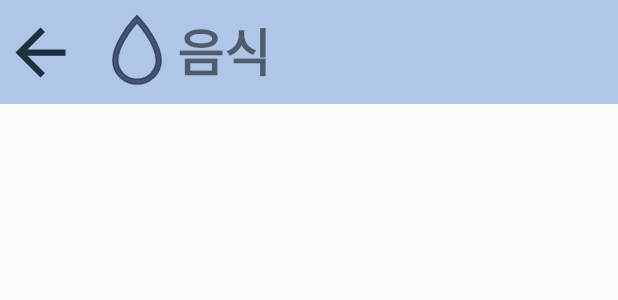
After one commit to zgustn97/Dang, an Android app: the layout activity_food_value.xml on its own in the app's theme, with its tools: preview values and no code run, on a phone screen of 412 x 824 dp. The commit adds this screen. Shown: the top 300 px of the screen. Run offline under Robolectric (Android 15) with nearby library versions, the phone set to English and light mode, and no system bars; Roboto replaces fonts that are not available here.

Commit message:
음식 수치 화면 수정

```diff
--- a/app/src/main/AndroidManifest.xml
+++ b/app/src/main/AndroidManifest.xml
@@ -15,6 +15,9 @@
         android:roundIcon="@mipmap/ic_launcher_round"
         android:supportsRtl="true"
         android:theme="@style/Theme.Makerenew">
+        <activity
+            android:name=".FoodValueActivity"
+            android:exported="false" />
         <activity
             android:name=".glucose_plus"
             android:exported="false" />
--- /dev/null
+++ b/app/src/main/java/com/example/makerenew/FoodValueActivity.java
@@ -0,0 +1,14 @@
+package com.example.makerenew;
+
+import androidx.appcompat.app.AppCompatActivity;
+
+import android.os.Bundle;
+
+public class FoodValueActivity extends AppCompatActivity {
+
+    @Override
+    protected void onCreate(Bundle savedInstanceState) {
+        super.onCreate(savedInstanceState);
+        setContentView(R.layout.activity_food_value);
+    }
+}
--- /dev/null
+++ b/app/src/main/res/layout/activity_food_value.xml
@@ -0,0 +1,73 @@
+<?xml version="1.0" encoding="utf-8"?>
+<androidx.constraintlayout.widget.ConstraintLayout xmlns:android="http://schemas.android.com/apk/res/android"
+    xmlns:app="http://schemas.android.com/apk/res-auto"
+    xmlns:tools="http://schemas.android.com/tools"
+    android:layout_width="match_parent"
+    android:layout_height="match_parent"
+    tools:context=".FoodValueActivity">
+
+    <ScrollView
+        android:layout_width="match_parent"
+        android:layout_height="match_parent">
+
+        <LinearLayout
+            android:layout_width="match_parent"
+            android:layout_height="wrap_content"
+            android:orientation="vertical" >
+
+            <androidx.constraintlayout.widget.ConstraintLayout
+                android:layout_width="match_parent"
+                android:layout_height="match_parent">
+
+                <ImageView
+                    android:id="@+id/img_toolbar"
+                    android:layout_width="wrap_content"
+                    android:layout_height="wrap_content"
+                    app:srcCompat="@drawable/ic_rectangle_7"
+                    tools:ignore="MissingConstraints" />
+
+                <ImageButton
+                    android:id="@+id/backButton"
+                    android:layout_width="wrap_content"
+                    android:layout_height="wrap_content"
+                    android:layout_marginStart="10dp"
+                    android:background="#00FFFFFF"
+                    app:layout_constraintBottom_toBottomOf="@+id/img_toolbar"
+                    app:layout_constraintEnd_toStartOf="@+id/img_toolbar"
+                    app:layout_constraintHorizontal_bias="0.0"
+                    app:layout_constraintStart_toStartOf="parent"
+                    app:layout_constraintTop_toTopOf="@+id/img_toolbar"
+                    app:srcCompat="@drawable/ic_back_vactor" />
+
+                <ImageView
+                    android:id="@+id/imageView8"
+                    android:layout_width="wrap_content"
+                    android:layout_height="wrap_content"
+                    app:layout_constraintBottom_toBottomOf="@+id/backButton"
+                    app:layout_constraintEnd_toEndOf="@+id/img_toolbar"
+                    app:layout_constraintHorizontal_bias="0.065"
+                    app:layout_constraintStart_toEndOf="@+id/backButton"
+                    app:layout_constraintTop_toTopOf="@+id/backButton"
+                    app:layout_constraintVertical_bias="0.571"
+                    app:srcCompat="@drawable/ic___glu" />
+
+                <TextView
+                    android:id="@+id/textView"
+                    android:layout_width="wrap_content"
+                    android:layout_height="wrap_content"
+                    android:text="음식"
+                    android:textSize="34sp"
+                    android:textStyle="bold"
+                    app:layout_constraintBottom_toBottomOf="@+id/imageView8"
+                    app:layout_constraintEnd_toEndOf="@+id/img_toolbar"
+                    app:layout_constraintHorizontal_bias="0.0"
+                    app:layout_constraintStart_toEndOf="@+id/imageView8"
+                    app:layout_constraintTop_toTopOf="@+id/imageView8"
+                    app:layout_constraintVertical_bias="0.558" />
+
+            </androidx.constraintlayout.widget.ConstraintLayout>
+        </LinearLayout>
+    </ScrollView>
+
+
+</androidx.constraintlayout.widget.ConstraintLayout>
--- a/app/src/main/res/layout/activity_glucose.xml
+++ b/app/src/main/res/layout/activity_glucose.xml
@@ -27,7 +27,7 @@
                     app:srcCompat="@drawable/ic_rectangle_7" />
 
                 <ImageButton
-                    android:id="@+id/imageButton"
+                    android:id="@+id/backButton"
                     android:layout_width="wrap_content"
                     android:layout_height="wrap_content"
                     android:layout_marginStart="10dp"
@@ -43,11 +43,11 @@
                     android:id="@+id/imageView8"
                     android:layout_width="wrap_content"
                     android:layout_height="wrap_content"
-                    app:layout_constraintBottom_toBottomOf="@+id/imageButton"
+                    app:layout_constraintBottom_toBottomOf="@+id/backButton"
                     app:layout_constraintEnd_toEndOf="@+id/img_toolbar"
                     app:layout_constraintHorizontal_bias="0.065"
-                    app:layout_constraintStart_toEndOf="@+id/imageButton"
-                    app:layout_constraintTop_toTopOf="@+id/imageButton"
+                    app:layout_constraintStart_toEndOf="@+id/backButton"
+                    app:layout_constraintTop_toTopOf="@+id/backButton"
                     app:layout_constraintVertical_bias="0.571"
                     app:srcCompat="@drawable/ic___glu" />
 
--- a/app/src/main/res/values/dimens.xml
+++ b/app/src/main/res/values/dimens.xml
@@ -4,18 +4,11 @@
     <dimen name="activity_vertical_margin">16dp</dimen>
 
     <!-- Font Size -->
-
-
-    <dimen name="high_font_size">36dp</dimen>
-
-    <dimen name="nor_font_size">20dp</dimen>
-
-    <dimen name="sub_font_size">18dp</dimen>
+    <dimen name="high_font_size">36sp</dimen>
+    <dimen name="nor_font_size">20sp</dimen>
+    <dimen name="sub_font_size">18sp</dimen>
 
     <!-- Layout Size -->
-
-
-    <dimen name="item_distance">25dp</dimen>
-
-    <dimen name="in_item_distance">10dp</dimen>
+    <dimen name="item_distance">25sp</dimen>
+    <dimen name="in_item_distance">10sp</dimen>
 </resources>
```
